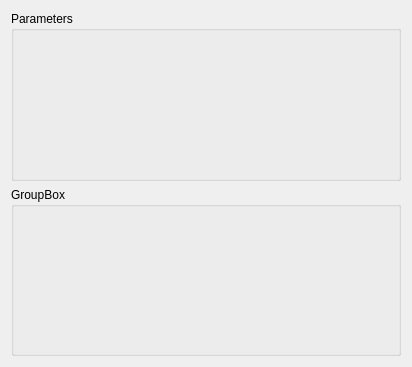
This is examples/game/NodeForm.ui in Filishtinskaya/nodeeditor as Qt 5 draws it before an edit. The edited form follows.
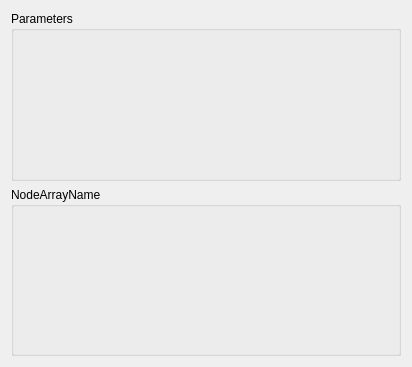
This is the edited form.

```diff
--- a/examples/game/NodeForm.ui
+++ b/examples/game/NodeForm.ui
@@ -25,7 +25,7 @@
    <item>
     <widget class="QGroupBox" name="boxNodeArray">
      <property name="title">
-      <string>GroupBox</string>
+      <string>NodeArrayName</string>
      </property>
      <layout class="QFormLayout" name="formLayout_2"/>
     </widget>
```
